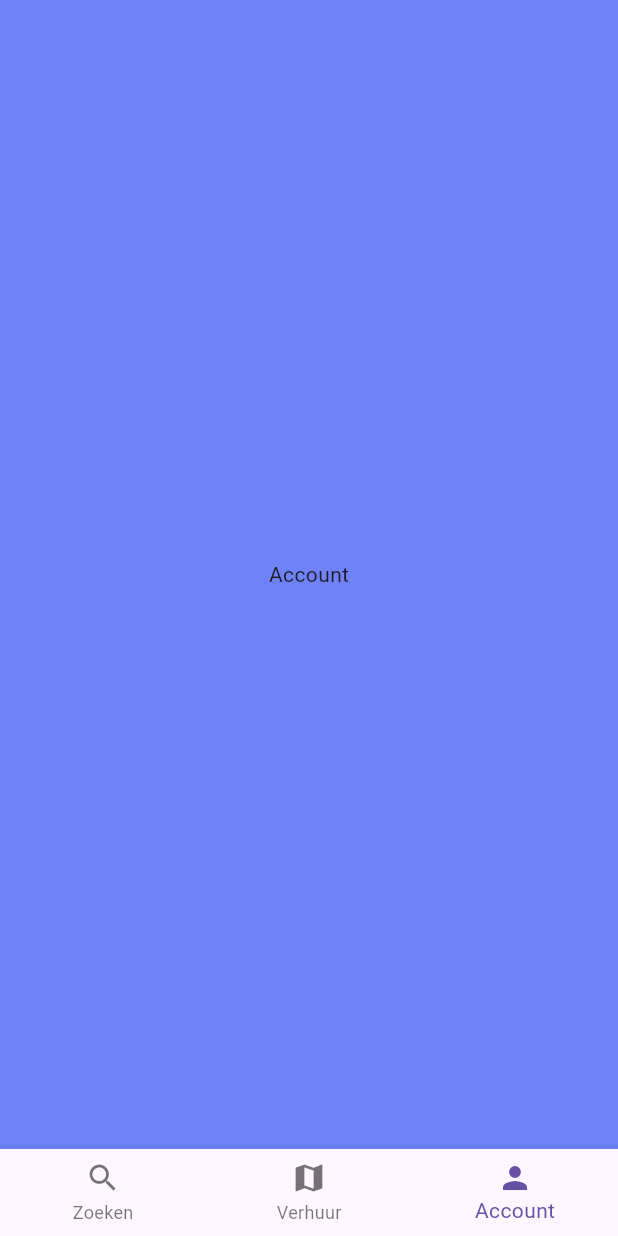
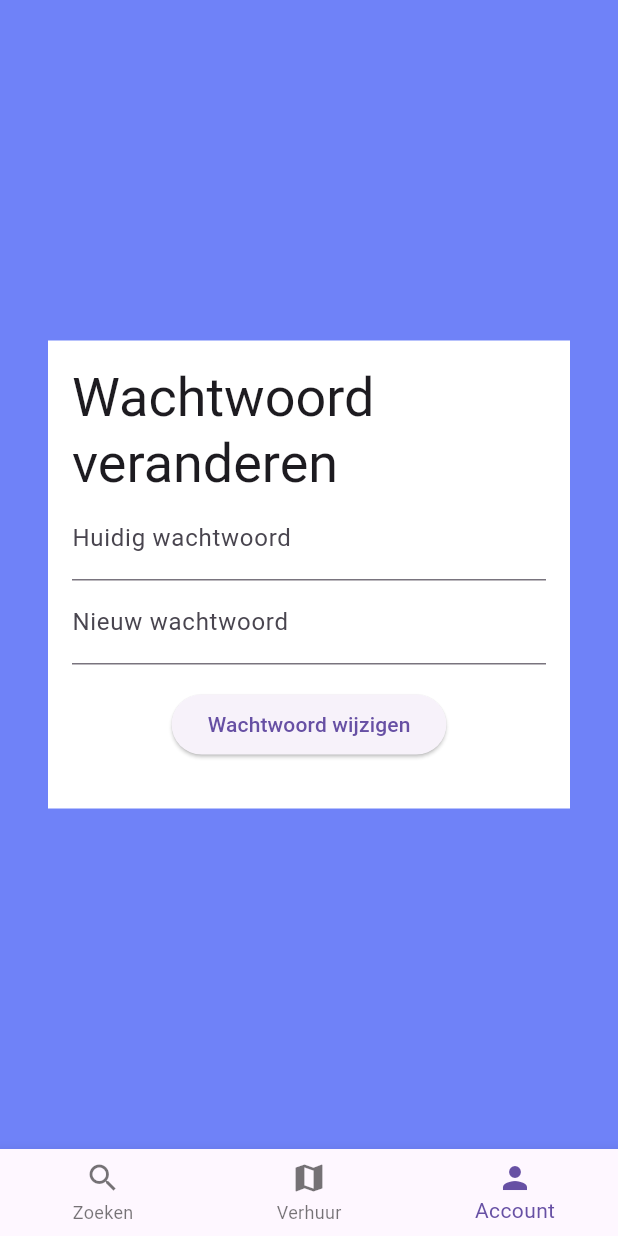
Before and after one commit to TKTurbo/MobileAppDevelopment, a Flutter app: the AccountScreen screen opened by its route, on a phone screen of 412 x 824 dp. Run offline on Flutter 3.47's test engine with Material 3 defaults, Android fonts, the light colour scheme and no system bars; our stand-ins replace flutter_secure_storage, get_it, go_router; accounts and stored records are empty.

Commit message:
Dependency injection, refactors and account page with password change

```diff
--- /dev/null
+++ b/lib/controllers/accountcontroller.dart
@@ -0,0 +1,15 @@
+import 'package:mobile_app_development/models/changepasswordmodel.dart';
+import 'package:mobile_app_development/services/apiservice.dart';
+import '../dependencyinjection.dart';
+
+class AccountController {
+  final ApiService apiService = DependencyInjection.getIt.get<ApiService>();
+
+  Future<bool> changePassword(ChangePasswordModel changePasswordModel) async {
+    final response = await apiService.changePassword(changePasswordModel);
+
+    print(response.body);
+
+    return response.statusCode >= 200 && response.statusCode < 300;
+  }
+}
--- a/lib/controllers/logincontroller.dart
+++ b/lib/controllers/logincontroller.dart
@@ -1,11 +1,13 @@
 import 'package:mobile_app_development/services/apiservice.dart';
+import '../dependencyinjection.dart';
 import '../models/loginmodel.dart';
 
 class LoginController {
-  final ApiService apiService = ApiService();
+  final ApiService apiService = DependencyInjection.getIt.get<ApiService>();
 
   Future<bool> login(LoginModel loginModel) async {
     final response = await apiService.login(loginModel);
+
     return response.statusCode >= 200 && response.statusCode < 300;
   }
 }
--- a/lib/controllers/registercontroller.dart
+++ b/lib/controllers/registercontroller.dart
@@ -1,8 +1,9 @@
 import 'package:mobile_app_development/services/apiservice.dart';
+import '../dependencyinjection.dart';
 import '../models/registermodel.dart';
 
 class RegisterController {
-  final ApiService apiService = ApiService();
+  final ApiService apiService = DependencyInjection.getIt.get<ApiService>();
 
   Future<bool> register(RegisterModel registerModel) async {
     final response = await apiService.register(registerModel);
--- a/lib/controllers/rentalcontroller.dart
+++ b/lib/controllers/rentalcontroller.dart
@@ -1,14 +1,11 @@
 import 'dart:convert';
-
 import 'package:mobile_app_development/models/rentalmodel.dart';
-import 'package:uuid/uuid.dart';
-
+import '../dependencyinjection.dart';
 import '../models/carmodel.dart';
-import '../models/customermodel.dart';
 import '../services/apiservice.dart';
 
 class RentalController {
-  final ApiService apiService = ApiService();
+  final ApiService apiService = DependencyInjection.getIt.get<ApiService>();
 
   Future<List<CarModel>> getAllCars() async {
     final response = await apiService.getAllCars();
@@ -51,7 +48,6 @@ class RentalController {
       //TODO return customer's rentals
     }
 
-
     return null;
   }
 }
--- /dev/null
+++ b/lib/helpers/formhelper.dart
@@ -0,0 +1,12 @@
+import 'package:flutter/material.dart';
+
+class FormHelper {
+  static Widget buildTextField(String label, Function(String?) onSaved,
+      {bool obscureText = false}) {
+    return TextFormField(
+      decoration: InputDecoration(labelText: label),
+      obscureText: obscureText,
+      onSaved: onSaved,
+    );
+  }
+}
--- /dev/null
+++ b/lib/models/changepasswordmodel.dart
@@ -0,0 +1,16 @@
+import 'dart:convert';
+
+class ChangePasswordModel {
+  String currentPassword;
+  String newPassword;
+
+  ChangePasswordModel({
+    required this.currentPassword,
+    required this.newPassword,
+  });
+
+  String toJson() {
+    return jsonEncode(
+        {'currentPassword': currentPassword, 'newPassword': newPassword});
+  }
+}
--- a/lib/screens/accountscreen.dart
+++ b/lib/screens/accountscreen.dart
@@ -1,19 +1,91 @@
 import 'package:flutter/material.dart';
+import 'package:go_router/go_router.dart';
+import 'package:mobile_app_development/controllers/accountcontroller.dart';
+import 'package:mobile_app_development/models/changepasswordmodel.dart';
 
+import '../dependencyinjection.dart';
+import '../helpers/formhelper.dart';
+import '../services/authservice.dart';
 import '../widgets/mainbottomnavigation.dart';
 
-class AccountScreen extends StatelessWidget {
+class AccountScreen extends StatefulWidget {
   const AccountScreen({super.key});
+
+  @override
+  AccountState createState() => AccountState();
+}
+
+class AccountState extends State<AccountScreen> {
+  final GlobalKey<FormState> _formKey = GlobalKey<FormState>();
+  final AccountController _controller =
+      DependencyInjection.getIt.get<AccountController>();
+  final ChangePasswordModel _changePasswordModel =
+      ChangePasswordModel(currentPassword: "", newPassword: "");
+  final AuthService _authService = DependencyInjection.getIt.get<AuthService>();
 
   @override
   Widget build(BuildContext context) {
     return Scaffold(
-      body: const Center(
-        child: Text('Account'),
+      body: Center(
+        child: Container(
+          color: Colors.white,
+          margin: const EdgeInsets.all(32.0),
+          padding: const EdgeInsets.all(16.0),
+          child: SingleChildScrollView(
+            child: Column(
+              children: [
+                Text(
+                  'Wachtwoord veranderen',
+                  style: Theme.of(context).textTheme.displaySmall,
+                ),
+                Form(
+                  key: _formKey,
+                  child: Column(
+                    children: [
+                      FormHelper.buildTextField('Huidig wachtwoord', (value) {
+                        _changePasswordModel.currentPassword = value!;
+                      }, obscureText: true),
+                      FormHelper.buildTextField('Nieuw wachtwoord', (value) {
+                        _changePasswordModel.newPassword = value!;
+                      }, obscureText: true),
+                      Padding(
+                        padding: const EdgeInsets.symmetric(vertical: 16),
+                        child: ElevatedButton(
+                          onPressed: () => _handleSubmit(context),
+                          child: const Text('Wachtwoord wijzigen'),
+                        ),
+                      ),
+                    ],
+                  ),
+                ),
+              ],
+            ),
+          ),
+        ),
       ),
       bottomNavigationBar: const MainBottomNavigation(
         initialIndex: 2,
       ),
     );
   }
+
+  Future<void> _handleSubmit(BuildContext context) async {
+    if (_formKey.currentState!.validate()) {
+      _formKey.currentState!.save();
+    }
+
+    bool isSuccess = await _controller.changePassword(_changePasswordModel);
+
+    if (isSuccess) {
+      _authService.clearToken();
+      context.go('/login');
+      ScaffoldMessenger.of(context).showSnackBar(
+        const SnackBar(content: Text('Wachtwoord veranderd. Log A.u.b. opnieuw in.')),
+      );
+    } else {
+      ScaffoldMessenger.of(context).showSnackBar(
+        const SnackBar(content: Text('Kon wachtwoord niet veranderen. Zorg dat het huidige wachtwoord klopt en het nieuwe wachtwoord voldoende lang is.')),
+      );
+    }
+  }
 }
--- a/lib/screens/cardetailsscreen.dart
+++ b/lib/screens/cardetailsscreen.dart
@@ -2,6 +2,7 @@ import 'package:flutter/material.dart';
 import 'package:go_router/go_router.dart';
 
 import '../controllers/rentalcontroller.dart';
+import '../dependencyinjection.dart';
 import '../models/carmodel.dart';
 
 class CarDetailsScreen extends StatefulWidget {
@@ -13,7 +14,7 @@ class CarDetailsScreen extends StatefulWidget {
 }
 
 class _CarDetailsScreenState extends State<CarDetailsScreen> {
-  final RentalController _rentalController = RentalController();
+  final RentalController _rentalController = DependencyInjection.getIt.get<RentalController>();
   DateTime selectedStartDate = DateTime.now();
   DateTime selectedEndDate = DateTime.now();
 
--- a/lib/screens/rentalscreen.dart
+++ b/lib/screens/rentalscreen.dart
@@ -2,6 +2,7 @@ import 'package:flutter/material.dart';
 import 'package:go_router/go_router.dart';
 
 import '../controllers/rentalcontroller.dart';
+import '../dependencyinjection.dart';
 import '../models/rentalmodel.dart';
 import '../widgets/mainbottomnavigation.dart';
 
@@ -10,7 +11,7 @@ class RentalScreen extends StatelessWidget {
 
   @override
   Widget build(BuildContext context) {
-    RentalController _rentalController = RentalController();
+    RentalController _rentalController = DependencyInjection.getIt.get<RentalController>();
     return Scaffold(
       body: Column(
           children: [
--- a/lib/screens/searchscreen.dart
+++ b/lib/screens/searchscreen.dart
@@ -4,6 +4,7 @@ import 'package:flutter/material.dart';
 import 'package:go_router/go_router.dart';
 import 'package:mobile_app_development/controllers/rentalcontroller.dart';
 
+import '../dependencyinjection.dart';
 import '../models/carmodel.dart';
 
 class SearchScreen extends StatefulWidget {
@@ -14,7 +15,7 @@ class SearchScreen extends StatefulWidget {
 }
 
 class _SearchScreenState extends State<SearchScreen> {
-  final RentalController controller = RentalController();
+  final RentalController controller = DependencyInjection.getIt.get<RentalController>();
   var _carList = [];
   var staticCarList = [];
 
--- a/pubspec.yaml
+++ b/pubspec.yaml
@@ -39,6 +39,7 @@ dependencies:
   go_router: ^7.1.1
   flutter_secure_storage: ^9.2.2
   provider: ^5.0.0
+  get_it: ^7.2.0
   uuid: ^4.4.2
 
 dev_dependencies:
```
Also changed, not shown: lib/dependencyinjection.dart (added, +21 -0 lines), lib/main.dart (+7 -1 lines), lib/screens/loginscreen.dart (+6 -13 lines), lib/screens/registerscreen.dart (+9 -16 lines), lib/services/apiservice.dart (+19 -1 lines), pubspec.lock.
